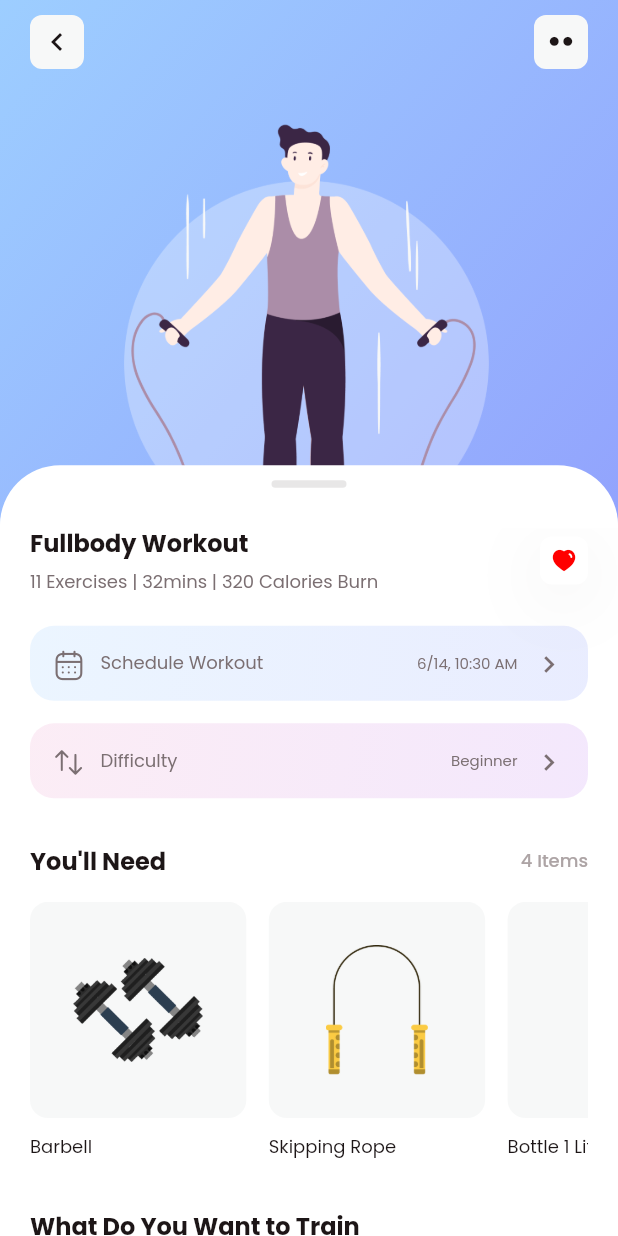
After one commit to AyurM/FitnestX-Demo, a Flutter app: the WorkoutTypeScreen screen opened directly with sample values from the repository, on a phone screen of 412 x 824 dp. The commit adds this screen. Run offline on Flutter 3.47's test engine with Material 2 defaults, Android fonts, the phone set to English and light mode, and no system bars; our stand-ins replace flutter_bloc, get_it, google_fonts.

Commit message:
Started Workout Type screen

```diff
--- /dev/null
+++ b/lib/data/model/workout_item_info.dart
@@ -0,0 +1,9 @@
+class WorkoutItemInfo {
+  final String name;
+  final String assetPath;
+
+  const WorkoutItemInfo({
+    required this.name,
+    required this.assetPath,
+  });
+}
--- a/lib/data/model/workout_type_content.dart
+++ b/lib/data/model/workout_type_content.dart
@@ -1,12 +1,14 @@
 class WorkoutTypeContent {
   final String title;
   final int exercises;
+  final int caloriesBurn;
   final Duration duration;
   final String imagePath;
 
   const WorkoutTypeContent({
     required this.title,
     required this.exercises,
+    required this.caloriesBurn,
     required this.duration,
     required this.imagePath,
   });
--- a/lib/res/theme/app_icons.dart
+++ b/lib/res/theme/app_icons.dart
@@ -48,4 +48,10 @@ class AppIcons {
       IconData(0xe812, fontFamily: _kFontFam, fontPackage: _kFontPkg);
   static const IconData game_filled =
       IconData(0xe813, fontFamily: _kFontFam, fontPackage: _kFontPkg);
+  static const IconData heart_filled =
+      IconData(0xe814, fontFamily: _kFontFam, fontPackage: _kFontPkg);
+  static const IconData calendar_outlined =
+      IconData(0xe815, fontFamily: _kFontFam, fontPackage: _kFontPkg);
+  static const IconData swap_outlined =
+      IconData(0xe816, fontFamily: _kFontFam, fontPackage: _kFontPkg);
 }
--- a/lib/res/views/activity_tracker/latest_activity_block.dart
+++ b/lib/res/views/activity_tracker/latest_activity_block.dart
@@ -6,7 +6,7 @@ import 'package:flutter/material.dart';
 
 const _latestActivityText = 'Latest Activity';
 const _seeMoreText = 'See more';
-const _kSpacing = 15.0;
+const _kSpacing = 10.0;
 
 class LatestActivityBlock extends StatelessWidget {
   const LatestActivityBlock({Key? key}) : super(key: key);
--- a/lib/res/views/section_title.dart
+++ b/lib/res/views/section_title.dart
@@ -8,6 +8,16 @@ class SectionTitle extends StatelessWidget {
 
   const SectionTitle.noAction({Key? key, required this.text})
       : action = null,
+        super(key: key);
+
+  SectionTitle.simpleText({
+    Key? key,
+    required this.text,
+    required String subtitle,
+    required BuildContext context,
+  })  : action = Text(subtitle,
+            style: Theme.of(context).textTheme.subtitle1?.copyWith(
+                color: AppColors.gray2, fontWeight: FontWeight.w500)),
         super(key: key);
 
   SectionTitle.textButton(
--- a/lib/res/views/workout/workout_type_card.dart
+++ b/lib/res/views/workout/workout_type_card.dart
@@ -13,8 +13,10 @@ const _viewMoreText = 'View more';
 
 class WorkoutTypeCard extends StatelessWidget {
   final WorkoutTypeContent data;
+  final void Function()? onViewMorePressed;
 
-  const WorkoutTypeCard({Key? key, required this.data}) : super(key: key);
+  const WorkoutTypeCard({Key? key, required this.data, this.onViewMorePressed})
+      : super(key: key);
 
   @override
   Widget build(BuildContext context) {
@@ -43,7 +45,7 @@ class WorkoutTypeCard extends StatelessWidget {
                 const SizedBox(height: 15),
                 SecondaryButton.withColor(
                   text: _viewMoreText,
-                  onPressed: () {},
+                  onPressed: onViewMorePressed ?? () {},
                   height: _kButtonHeight,
                   textStyle: textTheme.subtitle1?.copyWith(
                       fontSize: 10,
--- a/lib/res/views/workout/workout_types_block.dart
+++ b/lib/res/views/workout/workout_types_block.dart
@@ -1,6 +1,7 @@
 import 'package:fitnest_x/data/model/workout_type_content.dart';
 import 'package:fitnest_x/res/views/section_title.dart';
 import 'package:fitnest_x/res/views/workout/workout_type_card.dart';
+import 'package:fitnest_x/screens/workout_type_screen/workout_type_screen.dart';
 import 'package:fitnest_x/utils/data_mock_utils.dart';
 import 'package:flutter/material.dart';
 
@@ -19,16 +20,23 @@ class WorkoutTypesBlock extends StatelessWidget {
       children: [
         const SectionTitle.noAction(text: _titleText),
         const SizedBox(height: _kSpacing),
-        ..._buildContent(content)
+        ..._buildContent(context, content)
       ],
     );
   }
 
-  List<Widget> _buildContent(List<WorkoutTypeContent> content) {
+  List<Widget> _buildContent(
+      BuildContext context, List<WorkoutTypeContent> content) {
     final result = <Widget>[];
 
     for (int i = 0; i < content.length; i++) {
-      result.add(WorkoutTypeCard(data: content[i]));
+      result.add(WorkoutTypeCard(
+          data: content[i],
+          onViewMorePressed: () => Navigator.push(
+              context,
+              MaterialPageRoute(
+                  builder: (context) =>
+                      WorkoutTypeScreen(content: content[i])))));
       if (i != content.length - 1) {
         result.add(const SizedBox(height: _kSpacing));
       }
--- /dev/null
+++ b/lib/res/views/workout_type_screen/workout_item_block.dart
@@ -0,0 +1,39 @@
+import 'package:fitnest_x/res/views/section_title.dart';
+import 'package:fitnest_x/res/views/workout_type_screen/workout_item_card.dart';
+import 'package:fitnest_x/utils/data_mock_utils.dart';
+import 'package:flutter/material.dart';
+
+const _youllNeedText = "You'll Need";
+const _kSpacing = 15.0;
+
+class WorkoutItemBlock extends StatelessWidget {
+  const WorkoutItemBlock({Key? key}) : super(key: key);
+
+  @override
+  Widget build(BuildContext context) {
+    final content = DataMockUtils.getMockWorkoutItemInfo();
+
+    return Column(
+      crossAxisAlignment: CrossAxisAlignment.start,
+      children: [
+        SectionTitle.simpleText(
+            text: _youllNeedText,
+            subtitle: '${content.length} Items',
+            context: context),
+        const SizedBox(height: _kSpacing),
+        SizedBox(
+          height: MediaQuery.of(context).size.width *
+                  WorkoutItemCard.relativeItemWidth +
+              _kSpacing * 2,
+          child: ListView.separated(
+              scrollDirection: Axis.horizontal,
+              itemCount: content.length,
+              separatorBuilder: (context, _) =>
+                  const SizedBox(width: _kSpacing),
+              itemBuilder: (context, i) =>
+                  WorkoutItemCard(itemInfo: content[i])),
+        )
+      ],
+    );
+  }
+}
--- /dev/null
+++ b/lib/res/views/workout_type_screen/workout_item_card.dart
@@ -0,0 +1,47 @@
+import 'package:fitnest_x/data/model/workout_item_info.dart';
+import 'package:fitnest_x/res/colors/app_colors.dart';
+import 'package:fitnest_x/res/theme/constants.dart';
+import 'package:flutter/material.dart';
+
+const _kImageScale = 0.6;
+const _kSpacing = 10.0;
+
+class WorkoutItemCard extends StatelessWidget {
+  static const relativeItemWidth = 0.35;
+
+  final WorkoutItemInfo itemInfo;
+
+  const WorkoutItemCard({Key? key, required this.itemInfo}) : super(key: key);
+
+  @override
+  Widget build(BuildContext context) {
+    final size = MediaQuery.of(context).size.width * relativeItemWidth;
+
+    return Column(
+      crossAxisAlignment: CrossAxisAlignment.start,
+      children: [
+        Container(
+          width: size,
+          height: size,
+          decoration: BoxDecoration(
+              color: AppColors.borderColor,
+              borderRadius: BorderRadius.circular(kBorderRadiusSmall)),
+          child: Center(
+            child: Image.asset(
+              itemInfo.assetPath,
+              width: size * _kImageScale,
+              height: size * _kImageScale,
+              fit: BoxFit.contain,
+            ),
+          ),
+        ),
+        const SizedBox(height: _kSpacing),
+        Text(itemInfo.name,
+            style: Theme.of(context)
+                .textTheme
+                .subtitle1
+                ?.copyWith(color: AppColors.black))
+      ],
+    );
+  }
+}
--- /dev/null
+++ b/lib/res/views/workout_type_screen/workout_type_button.dart
@@ -0,0 +1,59 @@
+import 'package:fitnest_x/res/colors/app_colors.dart';
+import 'package:fitnest_x/res/theme/constants.dart';
+import 'package:flutter/material.dart';
+
+const _kIconSize = 22.0;
+const _kButtonHeight = 50.0;
+const _kSpacing = 10.0;
+const _kPadding = EdgeInsets.all(15);
+
+class WorkoutTypeButton extends StatelessWidget {
+  final IconData iconData;
+  final Gradient? gradient;
+  final String title;
+  final String? subtitle;
+  final void Function()? onPressed;
+
+  const WorkoutTypeButton(
+      {Key? key,
+      required this.iconData,
+      required this.title,
+      this.gradient,
+      this.subtitle,
+      this.onPressed})
+      : super(key: key);
+
+  @override
+  Widget build(BuildContext context) {
+    final TextTheme textTheme = Theme.of(context).textTheme;
+
+    return Container(
+      height: _kButtonHeight,
+      decoration: BoxDecoration(
+          borderRadius: BorderRadius.circular(kBorderRadiusMedium),
+          gradient: gradient),
+      child: RawMaterialButton(
+          padding: _kPadding,
+          onPressed: onPressed,
+          elevation: 0,
+          highlightElevation: 0,
+          shape: RoundedRectangleBorder(
+              borderRadius: BorderRadius.circular(kBorderRadiusMedium)),
+          child: Row(
+            children: [
+              Icon(iconData, size: _kIconSize, color: AppColors.gray1),
+              const SizedBox(width: _kSpacing),
+              Text(title, style: textTheme.subtitle1),
+              const Spacer(),
+              if (subtitle != null) ...[
+                Text(subtitle!,
+                    style: textTheme.subtitle1?.copyWith(fontSize: 10)),
+                const SizedBox(width: _kSpacing),
+              ],
+              const Icon(Icons.chevron_right_sharp,
+                  size: _kIconSize, color: AppColors.gray1),
+            ],
+          )),
+    );
+  }
+}
--- /dev/null
+++ b/lib/res/views/workout_type_screen/workout_type_header.dart
@@ -0,0 +1,65 @@
+import 'package:fitnest_x/data/model/workout_type_content.dart';
+import 'package:fitnest_x/res/colors/app_colors.dart';
+import 'package:fitnest_x/res/theme/app_icons.dart';
+import 'package:flutter/material.dart';
+
+const _kButtonSize = 32.0;
+const _kIconSize = 18.0;
+
+class WorkoutTypeHeader extends StatelessWidget {
+  final WorkoutTypeContent content;
+
+  const WorkoutTypeHeader({Key? key, required this.content}) : super(key: key);
+
+  @override
+  Widget build(BuildContext context) {
+    final TextTheme textTheme = Theme.of(context).textTheme;
+
+    return Row(
+      children: [
+        Expanded(
+            child: Column(
+          crossAxisAlignment: CrossAxisAlignment.start,
+          children: [
+            Text(content.title,
+                style:
+                    textTheme.bodyText1?.copyWith(fontWeight: FontWeight.bold)),
+            const SizedBox(height: 5),
+            Text(
+                '${content.exercises} Exercises | ${content.duration.inMinutes}mins | ${content.caloriesBurn} Calories Burn',
+                textAlign: TextAlign.start,
+                style: textTheme.subtitle1),
+          ],
+        )),
+        const SizedBox(width: 15),
+        _LikeButton(onPressed: () {}),
+      ],
+    );
+  }
+}
+
+class _LikeButton extends StatelessWidget {
+  final void Function()? onPressed;
+
+  const _LikeButton({Key? key, this.onPressed}) : super(key: key);
+
+  @override
+  Widget build(BuildContext context) => Container(
+        width: _kButtonSize,
+        height: _kButtonSize,
+        decoration: BoxDecoration(
+            color: AppColors.white,
+            borderRadius: BorderRadius.circular(8),
+            boxShadow: const [AppColors.cardShadow]),
+        child: RawMaterialButton(
+            onPressed: onPressed,
+            elevation: 0,
+            highlightElevation: 0,
+            constraints: const BoxConstraints(
+                minWidth: _kButtonSize, minHeight: _kButtonSize),
+            shape:
+                RoundedRectangleBorder(borderRadius: BorderRadius.circular(8)),
+            child: const Icon(AppIcons.heart_filled,
+                color: AppColors.red, size: _kIconSize)),
+      );
+}
--- a/lib/screens/workout_tracker/workout_screen.dart
+++ b/lib/screens/workout_tracker/workout_screen.dart
@@ -50,15 +50,15 @@ class _WorkoutScreenState extends State<WorkoutScreen> {
               title: _scheduleText,
               onPressed: () {}),
         ),
-        SliverToBoxAdapter(
-            child: Container(
-          padding: const EdgeInsets.fromLTRB(20, 30, 20, 0),
-          child: const UpcomingWorkoutBlock(),
+        const SliverToBoxAdapter(
+            child: Padding(
+          padding: EdgeInsets.fromLTRB(20, 30, 20, 0),
+          child: UpcomingWorkoutBlock(),
         )),
-        SliverToBoxAdapter(
-            child: Container(
-          padding: const EdgeInsets.symmetric(horizontal: 20, vertical: 30),
-          child: const WorkoutTypesBlock(),
+        const SliverToBoxAdapter(
+            child: Padding(
+          padding: EdgeInsets.symmetric(horizontal: 20, vertical: 30),
+          child: WorkoutTypesBlock(),
         )),
       ]),
     );
--- /dev/null
+++ b/lib/screens/workout_type_screen/workout_type_screen.dart
@@ -0,0 +1,114 @@
+import 'package:fitnest_x/data/model/workout_type_content.dart';
+import 'package:fitnest_x/res/colors/app_colors.dart';
+import 'package:fitnest_x/res/theme/app_icons.dart';
+import 'package:fitnest_x/res/theme/constants.dart';
+import 'package:fitnest_x/res/views/fitnest_sliver_app_bar.dart';
+import 'package:fitnest_x/res/views/workout/workout_types_block.dart';
+import 'package:fitnest_x/res/views/workout_type_screen/workout_item_block.dart';
+import 'package:fitnest_x/res/views/workout_type_screen/workout_type_button.dart';
+import 'package:fitnest_x/res/views/workout_type_screen/workout_type_header.dart';
+import 'package:flutter/material.dart';
+import 'package:intl/intl.dart';
+
+const _exercisesText = 'Exercises';
+const _scheduleWorkoutText = 'Schedule Workout';
+const _difficultyText = 'Difficulty';
+const _kRelativeSliverAppBarHeight = 0.425;
+const _kButtonBgOpacity = 0.2;
+const _kBgImageAssetPath = 'assets/images/fullbody_workout.png';
+
+class WorkoutTypeScreen extends StatefulWidget {
+  final WorkoutTypeContent content;
+
+  const WorkoutTypeScreen({Key? key, required this.content}) : super(key: key);
+
+  @override
+  State<WorkoutTypeScreen> createState() => _WorkoutTypeScreenState();
+}
+
+class _WorkoutTypeScreenState extends State<WorkoutTypeScreen> {
+  late final ScrollController scrollController;
+
+  @override
+  void initState() {
+    super.initState();
+    scrollController = ScrollController();
+  }
+
+  @override
+  void dispose() {
+    scrollController.dispose();
+    super.dispose();
+  }
+
+  @override
+  Widget build(BuildContext context) {
+    return Scaffold(
+      body: CustomScrollView(controller: scrollController, slivers: [
+        FitnestSliverAppBar(
+          parentScrollController: scrollController,
+          title: '',
+          bgImageAssetPath: _kBgImageAssetPath,
+          imageOffset: const Offset(0, 0.2),
+          expandedHeight:
+              MediaQuery.of(context).size.height * _kRelativeSliverAppBarHeight,
+          onMorePressed: () {},
+        ),
+        SliverToBoxAdapter(
+          child: Padding(
+            padding: kHorizontalPadding20,
+            child: WorkoutTypeHeader(content: widget.content),
+          ),
+        ),
+        SliverToBoxAdapter(
+          child: _buildScheduleButton(),
+        ),
+        SliverToBoxAdapter(
+          child: _buildDifficultyButton(),
+        ),
+        const SliverToBoxAdapter(
+            child: Padding(
+          padding: EdgeInsets.fromLTRB(20, 30, 20, 0),
+          child: WorkoutItemBlock(),
+        )),
+        SliverToBoxAdapter(
+            child: Container(
+          padding: const EdgeInsets.symmetric(horizontal: 20, vertical: 30),
+          child: const WorkoutTypesBlock(),
+        )),
+      ]),
+    );
+  }
+
+  Widget _buildScheduleButton() {
+    final DateFormat dateFormat = DateFormat('M/d, hh:mm a');
+
+    return Padding(
+      padding: const EdgeInsets.fromLTRB(20, 20, 20, 15),
+      child: WorkoutTypeButton(
+        iconData: AppIcons.calendar_outlined,
+        title: _scheduleWorkoutText,
+        subtitle: dateFormat.format(DateTime.now()),
+        gradient: LinearGradient(colors: [
+          AppColors.blue2.withOpacity(_kButtonBgOpacity),
+          AppColors.blue.withOpacity(_kButtonBgOpacity)
+        ], begin: Alignment.topLeft, end: Alignment.bottomRight),
+        onPressed: () {},
+      ),
+    );
+  }
+
+  Widget _buildDifficultyButton() => Padding(
+        padding: kHorizontalPadding20,
+        child: WorkoutTypeButton(
+          iconData: AppIcons.swap_outlined,
+          title: _difficultyText,
+          subtitle: 'Beginner',
+          gradient: LinearGradient(colors: [
+            AppColors.purple2.withOpacity(_kButtonBgOpacity),
+            AppColors.purple.withOpacity(_kButtonBgOpacity)
+          ], begin: Alignment.topLeft, end: Alignment.bottomRight),
+          onPressed: () {},
+        ),
+      );
+}
--- a/lib/utils/data_mock_utils.dart
+++ b/lib/utils/data_mock_utils.dart
@@ -8,6 +8,7 @@ import 'package:fitnest_x/data/model/profile.dart';
 import 'package:fitnest_x/data/model/today_target_item_content.dart';
 import 'package:fitnest_x/data/model/upcoming_workout_content.dart';
 import 'package:fitnest_x/data/model/water_intake_update.dart';
+import 'package:fitnest_x/data/model/workout_item_info.dart';
 import 'package:fitnest_x/data/model/workout_type_content.dart';
 import 'package:fitnest_x/res/colors/app_colors.dart';
 import 'package:fitnest_x/res/theme/app_icons.dart';
@@ -117,18 +118,21 @@ class DataMockUtils {
       WorkoutTypeContent(
         title: 'Fullbody Workout',
         exercises: 11,
+        caloriesBurn: 320,
         duration: Duration(minutes: 32),
         imagePath: 'assets/images/fullbody_workout_type.png',
       ),
       WorkoutTypeContent(
         title: 'Lowerbody Workout',
         exercises: 12,
+        caloriesBurn: 400,
         duration: Duration(minutes: 40),
         imagePath: 'assets/images/lowerbody_workout_type.png',
       ),
       WorkoutTypeContent(
         title: 'AB Workout',
         exercises: 14,
+        caloriesBurn: 300,
         duration: Duration(minutes: 20),
         imagePath: 'assets/images/ab_workout_type.png',
       ),
@@ -218,4 +222,25 @@ class DataMockUtils {
           color: AppColors.purple2),
     ];
   }
+
+  static List<WorkoutItemInfo> getMockWorkoutItemInfo() {
+    return const [
+      WorkoutItemInfo(
+        name: 'Barbell',
+        assetPath: 'assets/images/item_barbel.png',
+      ),
+      WorkoutItemInfo(
+        name: 'Skipping Rope',
+        assetPath: 'assets/images/item_skipping_rope.png',
+      ),
+      WorkoutItemInfo(
+        name: 'Bottle 1 Liter',
+        assetPath: 'assets/images/item_water_bottle.png',
+      ),
+      WorkoutItemInfo(
+        name: 'Yoga Mat',
+        assetPath: 'assets/images/item_mat.png',
+      ),
+    ];
+  }
 }
```
Also changed, not shown: assets/fonts/AppIcons.ttf, assets/images/item_barbel.png (added), assets/images/item_mat.png (added), assets/images/item_skipping_rope.png (added), assets/images/item_water_bottle.png (added).
